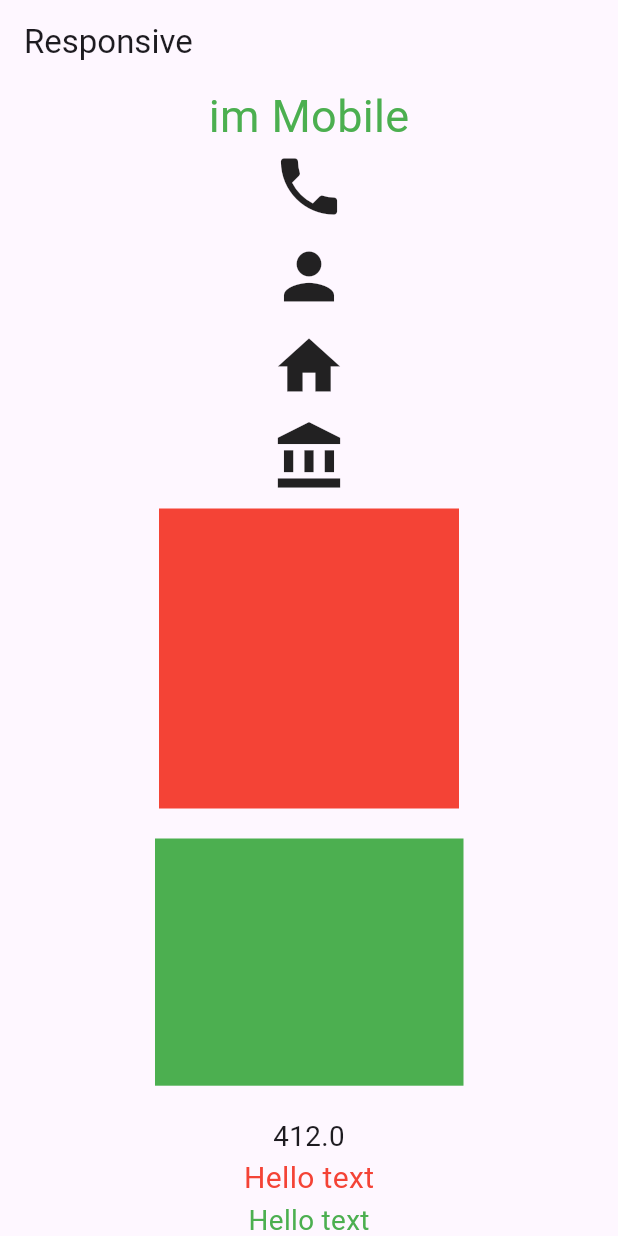
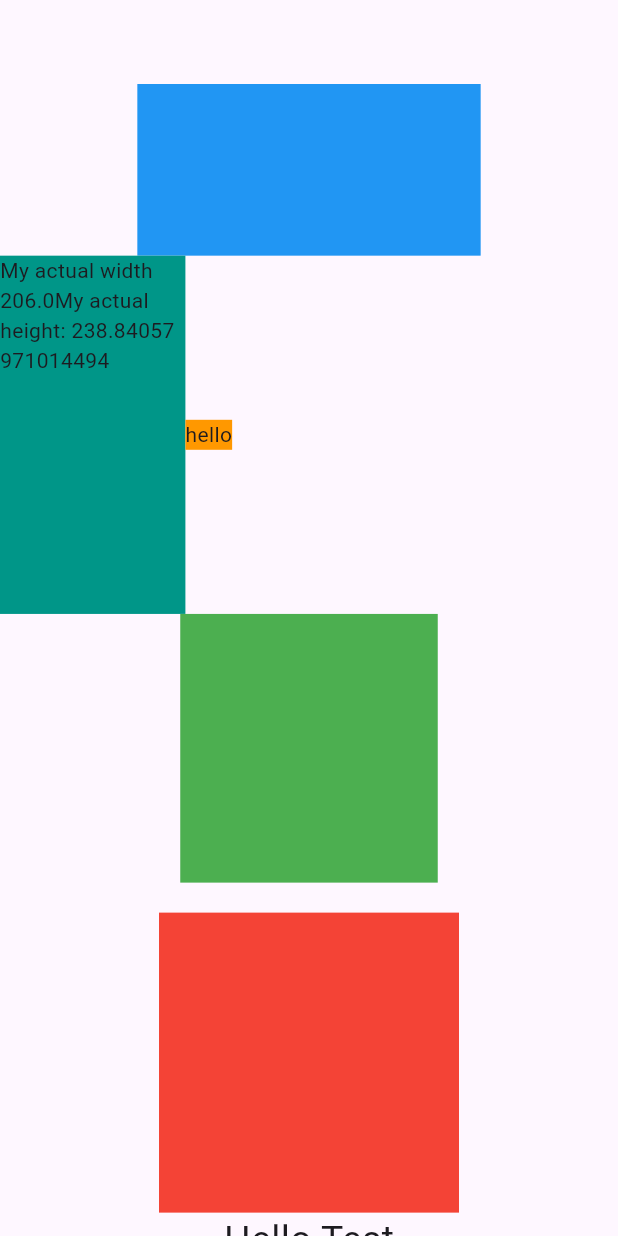
Before and after one commit to taufiqurSabbir/ostad_flutter_13, a Flutter app: the screen it shows after launch, on a phone screen of 412 x 824 dp. Run offline on Flutter 3.47's test engine with Material 3 defaults, Android fonts, the phone set to English and light mode, and no system bars; our stand-ins replace flutter_screenutil.

Commit message:
module_11_class_2

```diff
--- a/lib/app.dart
+++ b/lib/app.dart
@@ -1,7 +1,8 @@
 import 'package:flutter/material.dart';
 import 'package:flutter_13/theme/app_theme.dart';
-
+import 'package:flutter_screenutil/flutter_screenutil.dart';
 import 'home.dart';
+import 'module_11/class_2.dart';
 import 'module_11/res.dart';
 import 'module_7/class_2_button.dart';
 import 'module_8/class_1_input.dart';
@@ -19,77 +20,32 @@ class MyApp extends StatelessWidget {
 
   @override
   Widget build(BuildContext context) {
+    return ScreenUtilInit(
+        designSize: const Size(360, 690),
+        minTextAdapt: true,
+        splitScreenMode: true,
+        // Use builder only if you need to use library outside ScreenUtilInit context
+        builder: (_, child) {
           return MaterialApp(
             debugShowCheckedModeBanner: false,
             theme: AppTheme.lightTheme,
             darkTheme: AppTheme.darkTheme,
-      // theme: ThemeData(
-      //
-      //   primaryColor: Colors.deepPurple,
-      //   primarySwatch: Colors.deepPurple,
-      //
-      //   // scaffoldBackgroundColor: Colors.grey.shade400,
-      //   elevatedButtonTheme: ElevatedButtonThemeData(
-      //     style: ElevatedButton.styleFrom(
-      //       backgroundColor: Colors.orange,
-      //       foregroundColor: Colors.blue,
-      //       shape: RoundedRectangleBorder(
-      //         borderRadius: BorderRadius.circular(10)
-      //       )
-      //     )
-      //   ),
-      //   inputDecorationTheme: InputDecorationTheme(
-      //     border: OutlineInputBorder(
-      //       borderRadius: BorderRadius.circular(5),
-      //     ),
-      //     enabledBorder: OutlineInputBorder(
-      //       borderRadius: BorderRadius.circular(5),
-      //       borderSide: BorderSide(color: Colors.grey,width: 2),
-      //     ),
-      //
-      //       focusedBorder: OutlineInputBorder(
-      //         borderRadius: BorderRadius.circular(5),
-      //         borderSide: BorderSide(color: Colors.orange,width: 2),
-      //       ),
-      //       hintStyle: TextStyle(
-      //       color: Colors.grey
-      //   )
-      //   ),
-      //
-      //   textTheme: TextTheme(
-      //     headlineLarge: TextStyle(
-      //       fontSize: 18,
-      //       fontWeight: FontWeight.bold
-      //     )
-      //   ),
-      //
-      // ),
-      // darkTheme: ThemeData.dark().copyWith(
-      //   primaryColor: Colors.purple,
-      //   elevatedButtonTheme: ElevatedButtonThemeData(
-      //       style: ElevatedButton.styleFrom(
-      //           backgroundColor: Colors.purple,
-      //           foregroundColor: Colors.white,
-      //           shape: RoundedRectangleBorder(
-      //               borderRadius: BorderRadius.circular(10)
-      //           )
-      //       )
-      //   ),
-      // ),
             themeMode: ThemeMode.light,
             title: 'Batch-13',
             home: ThemeTest(),
-      initialRoute: 'res',
+            initialRoute: 'res_pakg',
             routes: {
-        'home' : (context)=>Home(),
-        'btns': (context)=>Buttongrp(),
-        'login': (context)=>LoginPage(),
-        'Dashboard': (context)=>Dashboard(),
-        'list': (context)=>FList(),
-        'Stack': (context)=>Class2Stack(),
-        'widget': (context)=>OwnWidget(),
-        'res': (context)=>Res(),
+              'home': (context) => Home(),
+              'btns': (context) => Buttongrp(),
+              'login': (context) => LoginPage(),
+              'Dashboard': (context) => Dashboard(),
+              'list': (context) => FList(),
+              'Stack': (context) => Class2Stack(),
+              'widget': (context) => OwnWidget(),
+              'res': (context) => Res(),
+              'res_pakg': (context) => ResPKG(),
             },
           );
+        });
   }
 }
--- /dev/null
+++ b/lib/module_11/class_2.dart
@@ -0,0 +1,132 @@
+import 'package:flutter/material.dart';
+import 'package:flutter_screenutil/flutter_screenutil.dart';
+
+class ResPKG extends StatelessWidget {
+  const ResPKG({super.key});
+
+  @override
+  Widget build(BuildContext context) {
+    final Orientation orientation = MediaQuery.of(context).orientation;
+    return Scaffold(
+      appBar: AppBar(),
+      body: Center(
+        child: SingleChildScrollView(
+          scrollDirection: orientation == Orientation.landscape ? Axis.horizontal : Axis.vertical,
+          child: orientation == Orientation.landscape ?
+          Row(
+            mainAxisAlignment: MainAxisAlignment.center,
+            children: [
+              Container(
+
+                //width 200.r == min(200.w,200.h)
+
+                width: 200.r,
+                height: 100.r,
+                color: Colors.blue,
+
+              ),
+              Row(
+                children: [
+                  Container(
+                    width: 0.3.sw,
+                    height: 200.h,
+                    color: Colors.teal,
+                    child: Text('My actual width ${0.5.sw}'
+                        'My actual height: ${200.h}'
+                    ),
+                  ),
+                  Container(
+                    constraints: BoxConstraints(
+                      maxHeight: 250,
+                      maxWidth: 200,
+                    ).hw,
+                    color: Colors.orange,
+                    child: Text('hello'),
+                  ),
+                ],
+              ),
+
+              Container(
+                height: 150.h,
+                width: 150.w,
+                color: Colors.green,
+              ),
+              SizedBox(height: 20,),
+              Container(
+                height: 200,
+                width: 200,
+                color: Colors.red,
+              ),
+              Text('Hello Test',
+                style: TextStyle(
+                    fontSize: 25
+                ),
+              ),
+              Text('Hello Test res',
+                style: TextStyle(
+                    fontSize: 25.sp
+                ),
+              )
+            ],
+          )  :
+          Column(
+            mainAxisAlignment: MainAxisAlignment.center,
+            children: [
+              Container(
+
+                //width 200.r == min(200.w,200.h)
+
+                width: 200.r,
+                height: 100.r,
+                color: Colors.blue,
+
+              ),
+              Row(
+                children: [
+                  Container(
+                    width: 0.3.sw,
+                    height: 200.h,
+                    color: Colors.teal,
+                    child: Text('My actual width ${0.5.sw}'
+                    'My actual height: ${200.h}'
+                    ),
+                  ),
+                  Container(
+                    constraints: BoxConstraints(
+                      maxHeight: 250,
+                      maxWidth: 200,
+                    ).hw,
+                    color: Colors.orange,
+                    child: Text('hello'),
+                  ),
+                ],
+              ),
+
+              Container(
+                height: 150.h,
+                width: 150.w,
+                color: Colors.green,
+              ),
+              SizedBox(height: 20,),
+              Container(
+                height: 200,
+                width: 200,
+                color: Colors.red,
+              ),
+              Text('Hello Test',
+              style: TextStyle(
+                fontSize: 25
+              ),
+              ),
+              Text('Hello Test res',
+                style: TextStyle(
+                    fontSize: 25.sp
+                ),
+              )
+            ],
+          ),
+        ),
+      ),
+    );
+  }
+}
--- a/pubspec.yaml
+++ b/pubspec.yaml
@@ -46,6 +46,7 @@ dev_dependencies:
   # package. See that file for information about deactivating specific lint
   # rules and activating additional ones.
   flutter_lints: ^2.0.0
+  flutter_screenutil: ^5.9.3
 
 # For information on the generic Dart part of this file, see the
 # following page: https://dart.dev/tools/pub/pubspec
```
Also changed, not shown: pubspec.lock. Lines whose indentation alone changed are shown as unchanged.
